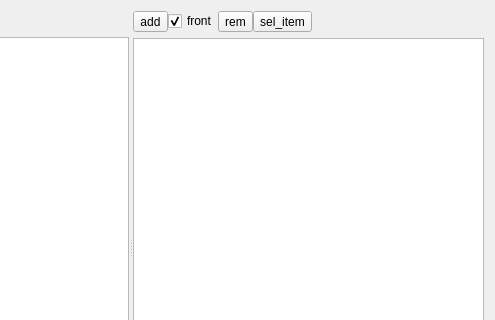
This is Window.ui in gil9red/CardPreview as Qt 5 draws it before an edit; both pictures show x 234 to 729 and y 0 to 320 of the 729 by 494 pixel window. The edited form follows.
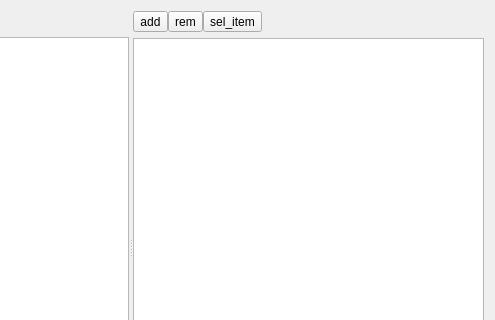
This is the edited form.

Commit message: В таблице front_side заменен на side и стал только для чтения. Сторона элемента определяет только его положением на сцене.

What changed in the file:
```diff
--- a/Window.ui
+++ b/Window.ui
@@ -77,16 +77,6 @@
            </property>
           </widget>
          </item>
-         <item>
-          <widget class="QCheckBox" name="cb_front">
-           <property name="text">
-            <string>front</string>
-           </property>
-           <property name="checked">
-            <bool>true</bool>
-           </property>
-          </widget>
-         </item>
          <item>
           <widget class="QToolButton" name="tb_rem">
            <property name="text">
```
The commit also changes 5 other files.
